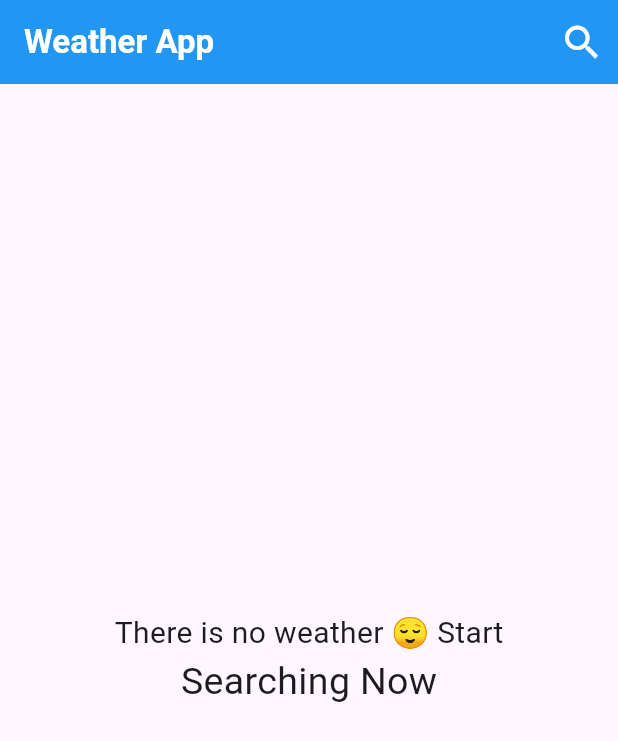
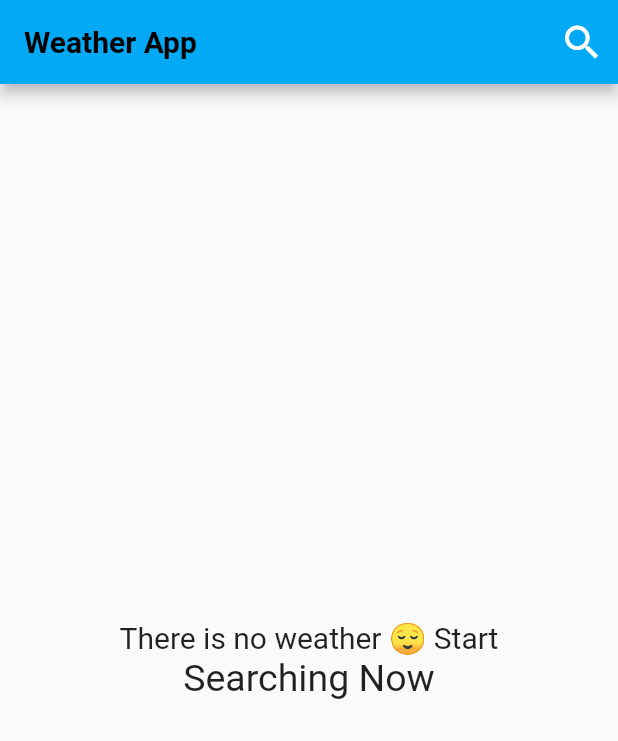
Before and after one commit to AndrewSafwat90/gitweather1, a Flutter app: the screen it shows after launch, on a phone screen of 412 x 824 dp. Shown: the top 741 px of the screen. Run offline on Flutter 3.47's test engine with Material 3 defaults, Android fonts, the light colour scheme and no system bars; our stand-ins replace dio, flutter_bloc.

Commit message:
to vid 48

```diff
--- a/lib/cubits/get-weather-cubit/get-weather-cubit.dart
+++ b/lib/cubits/get-weather-cubit/get-weather-cubit.dart
@@ -6,7 +6,7 @@
 
 class GetWeatherCubit extends Cubit<WeatherState> {
   GetWeatherCubit() : super(NoWeatherState());
-  late WeatherModel weatherModel;
+  WeatherModel? weatherModel;
   getweather({required String cityName}) async {
     try {
       weatherModel =
--- a/lib/main.dart
+++ b/lib/main.dart
@@ -15,10 +15,83 @@
   Widget build(BuildContext context) {
     return BlocProvider(
       create: (context) => GetWeatherCubit(),
-      child: MaterialApp(
-        debugShowCheckedModeBanner: false,
-        home: HomeView(),
-      ),
+      child: CustomMaterialApp(),
     );
   }
 }
+
+class CustomMaterialApp extends StatelessWidget {
+  const CustomMaterialApp({
+    super.key,
+  });
+
+  @override
+  Widget build(BuildContext context) {
+    return MaterialApp(
+      debugShowCheckedModeBanner: false,
+      theme: ThemeData(
+        useMaterial3: false,
+        primarySwatch: getThemeColor(BlocProvider.of<GetWeatherCubit>(context)
+            .weatherModel
+            ?.weatherCondition),
+      ),
+      home: HomeView(),
+    );
+  }
+}
+
+MaterialColor getThemeColor(String? condition) {
+  if (condition == null) {
+    return Colors.lightBlue;
+  }
+  switch (condition.toLowerCase()) {
+    case 'sunny':
+    case 'clear':
+      return Colors.orange;
+    case 'partly cloudy':
+    case 'cloudy':
+    case 'overcast':
+      return Colors.blueGrey;
+    case 'mist':
+    case 'fog':
+    case 'freezing fog':
+      return Colors.grey;
+    case 'patchy rain possible':
+    case 'light drizzle':
+    case 'light rain':
+    case 'moderate rain':
+    case 'heavy rain':
+    case 'torrential rain shower':
+      return Colors.blue;
+    case 'patchy snow possible':
+    case 'light snow':
+    case 'moderate snow':
+    case 'heavy snow':
+    case 'blizzard':
+      return Colors.lightBlue;
+    case 'thundery outbreaks possible':
+    case 'patchy light rain with thunder':
+    case 'moderate or heavy rain with thunder':
+    case 'patchy light snow with thunder':
+    case 'moderate or heavy snow with thunder':
+      return Colors.deepPurple;
+    case 'patchy sleet possible':
+    case 'light sleet':
+    case 'moderate or heavy sleet':
+      return Colors.lightBlue;
+    case 'patchy freezing drizzle possible':
+    case 'freezing drizzle':
+    case 'heavy freezing drizzle':
+    case 'light freezing rain':
+    case 'moderate or heavy freezing rain':
+      return Colors.cyan;
+    case 'ice pellets':
+    case 'light showers of ice pellets':
+    case 'moderate or heavy showers of ice pellets':
+      return Colors.teal;
+    case 'blowing snow':
+      return Colors.indigo;
+    default:
+      return Colors.blueGrey; // Default color for unlisted conditions
+  }
+}
--- a/lib/models/weathetmodel.dart
+++ b/lib/models/weathetmodel.dart
@@ -18,14 +18,13 @@
 
   factory WeatherModel.fromJson(json) {
     return WeatherModel(
-      image: json['forecast']['forecastday'][0]['day']['condition']['icon'],
+      image: json['current']['condition']['icon'],
       cityName: json['location']['name'],
       date: DateTime.parse(json['current']['last_updated']),
       avgTemp: json['forecast']['forecastday'][0]['day']['avgtemp_c'],
       minTemp: json['forecast']['forecastday'][0]['day']['mintemp_c'],
       maxTemp: json['forecast']['forecastday'][0]['day']['maxtemp_c'],
-      weatherCondition: json['forecast']['forecastday'][0]['day']['condition']
-          ['text'],
+      weatherCondition: json['current']['condition']['text'],
     );
   }
 }
--- a/lib/views/homeview.dart
+++ b/lib/views/homeview.dart
@@ -6,13 +6,22 @@
 import 'package:gitweather1/widgets/noweatherbody.dart';
 import 'package:gitweather1/widgets/weatherinfobody.dart';
 
-class HomeView extends StatelessWidget {
+class HomeView extends StatefulWidget {
   const HomeView({super.key});
 
+  @override
+  State<HomeView> createState() => _HomeViewState();
+}
+
+class _HomeViewState extends State<HomeView> {
   @override
   Widget build(BuildContext context) {
     return Scaffold(
       appBar: AppBar(
+        title: Text(
+          'Weather App',
+          style: TextStyle(fontWeight: FontWeight.bold),
+        ),
         actions: [
           IconButton(
               onPressed: () {
@@ -30,11 +39,8 @@
                 size: 30,
               ))
         ],
-        title: Text(
-          'Weather App',
-          style: TextStyle(color: Colors.white, fontWeight: FontWeight.bold),
-        ),
-        backgroundColor: Colors.blue,
+
+        //backgroundColor: Colors.blue,
       ),
       body: BlocBuilder<GetWeatherCubit, WeatherState>(
         builder: (context, state) {
--- a/lib/views/searchview.dart
+++ b/lib/views/searchview.dart
@@ -9,10 +9,8 @@
   Widget build(BuildContext context) {
     return Scaffold(
       appBar: AppBar(
-        backgroundColor: Colors.blue,
         title: Text(
           'Search a City',
-          style: TextStyle(color: Colors.white),
         ),
       ),
       body: Padding(
--- a/lib/widgets/weatherinfobody.dart
+++ b/lib/widgets/weatherinfobody.dart
@@ -2,6 +2,7 @@
 import 'package:flutter_bloc/flutter_bloc.dart';
 import 'package:gitweather1/cubits/get-weather-cubit/get-weather-cubit.dart';
 import 'package:gitweather1/cubits/get-weather-cubit/git-weather-states.dart';
+import 'package:gitweather1/models/weathetmodel.dart';
 import 'package:intl/intl.dart';
 
 class WeatherInfoBody extends StatelessWidget {
@@ -12,8 +13,8 @@
     return BlocBuilder<GetWeatherCubit, WeatherState>(
       builder: (context, state) {
         if (state is WeatherLoadedState) {
-          var weatherModel =
-              BlocProvider.of<GetWeatherCubit>(context).weatherModel;
+          WeatherModel weatherModel =
+              BlocProvider.of<GetWeatherCubit>(context).weatherModel!;
           return Padding(
             padding: const EdgeInsets.symmetric(horizontal: 20),
             child: Center(
```
